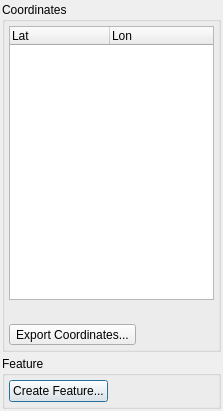
Qt form src/qt-widgets/DigitisationWidgetUi.ui (GPlates/GPlates) before a commit.
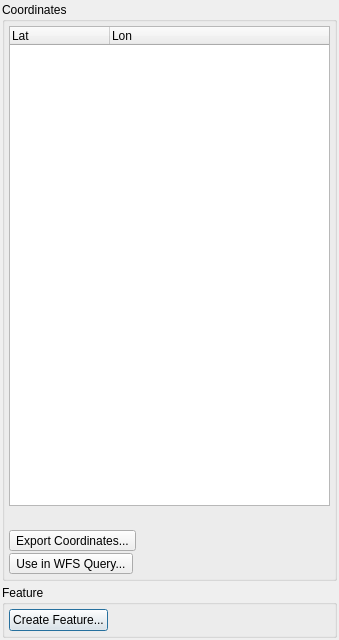
The same form after that commit.

The edit to the form file:
```diff
--- a/src/qt-widgets/DigitisationWidgetUi.ui
+++ b/src/qt-widgets/DigitisationWidgetUi.ui
@@ -6,8 +6,8 @@
    <rect>
     <x>0</x>
     <y>0</y>
-    <width>223</width>
-    <height>411</height>
+    <width>339</width>
+    <height>640</height>
    </rect>
   </property>
   <property name="windowTitle">
@@ -117,6 +117,33 @@
         </item>
        </layout>
       </item>
+      <item>
+       <layout class="QHBoxLayout" name="horizontalLayout_2">
+        <item>
+         <widget class="QToolButton" name="button_use_in_wfs">
+          <property name="toolTip">
+           <string>Use these coordinates in a WFS query</string>
+          </property>
+          <property name="text">
+           <string>Use in WFS Query...</string>
+          </property>
+         </widget>
+        </item>
+        <item>
+         <spacer name="horizontalSpacer_2">
+          <property name="orientation">
+           <enum>Qt::Horizontal</enum>
+          </property>
+          <property name="sizeHint" stdset="0">
+           <size>
+            <width>40</width>
+            <height>20</height>
+           </size>
+          </property>
+         </spacer>
+        </item>
+       </layout>
+      </item>
      </layout>
     </widget>
    </item>
```
